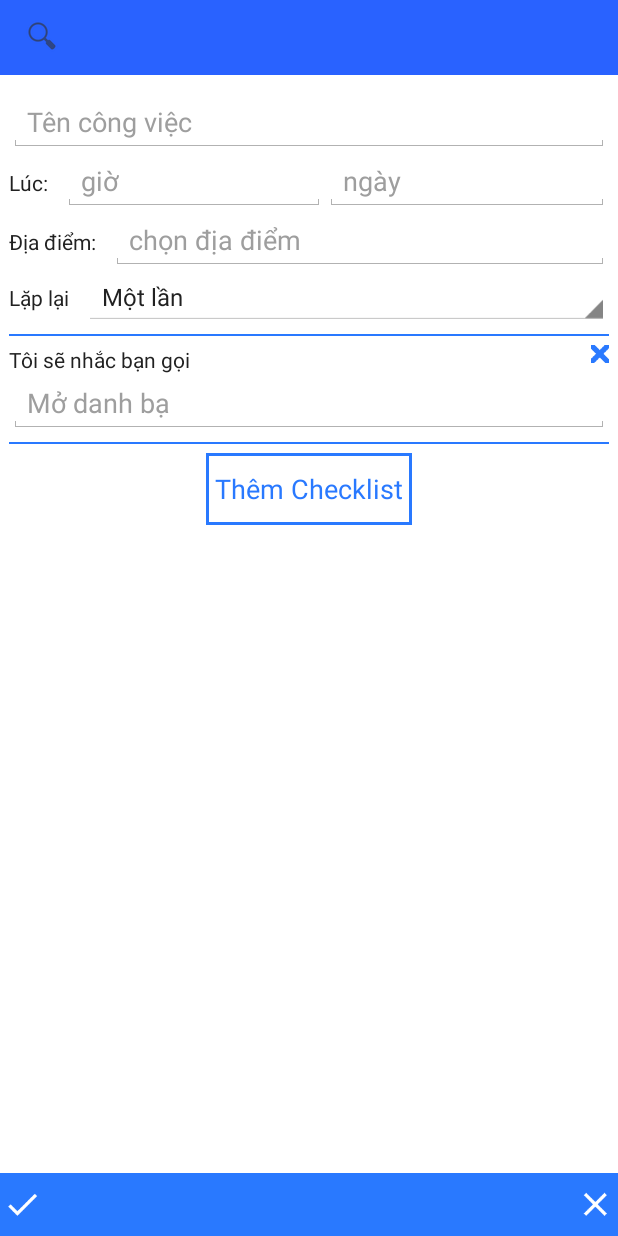
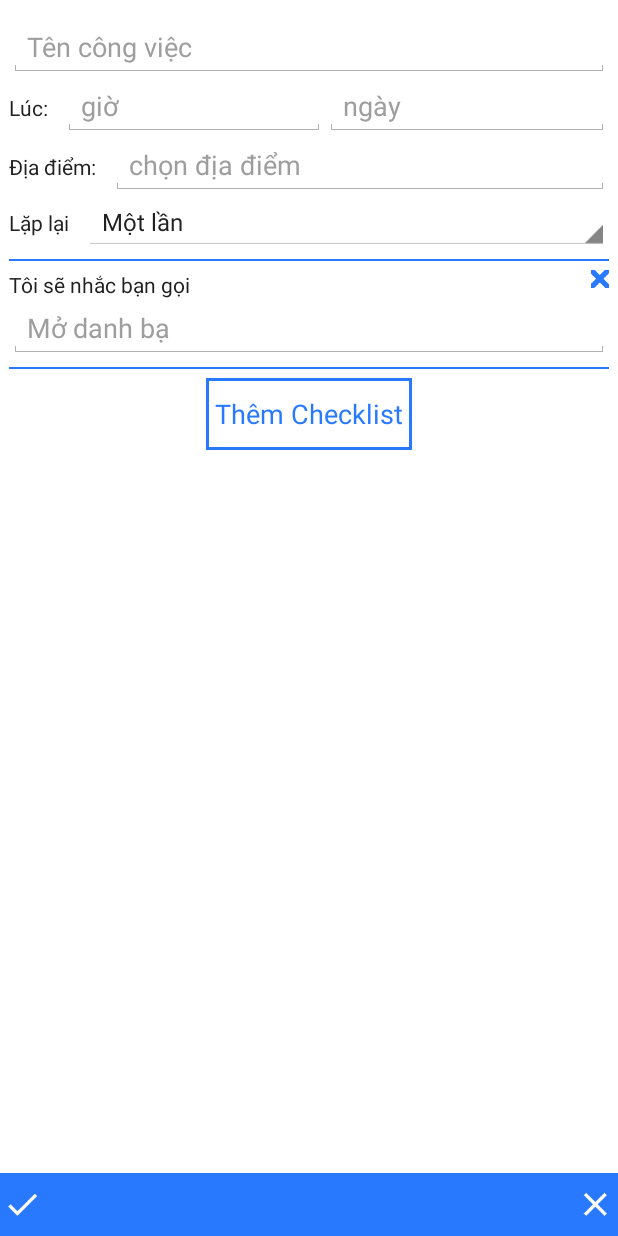
Before and after one commit to MinhNKB/ebutler-capstone-project, an Android app: the TaskDetail screen opened directly, with no data from a screen before it, on a phone screen of 412 x 824 dp. Run offline under Robolectric (Android 15) with nearby library versions, the phone set to English and light mode, and no system bars.

Commit message:
- Check the search query before add new - Remove the search bar for activity_choose_location.xml and activity_task_detail.xml

```diff
--- a/app/src/main/java/com/guardian/ebutler/ebutler/TaskList.java
+++ b/app/src/main/java/com/guardian/ebutler/ebutler/TaskList.java
@@ -146,8 +146,10 @@ public class TaskList extends Activity {
     }
 
     public void buttonRoundAdd_onClick(View view) {
-        Intent intent = new Intent(this, TaskDetail.class);
-        startActivity(intent);
+        if (this.priSearchView.getQuery().toString() != null && !this.priSearchView.getQuery().toString().equals("")) {
+            Intent intent = new Intent(this, TaskDetail.class);
+            startActivity(intent);
+        }
     }
 
     public void buttonAdd_onClick(View view) {
--- a/app/src/main/res/layout/activity_task_detail.xml
+++ b/app/src/main/res/layout/activity_task_detail.xml
@@ -10,18 +10,6 @@
     tools:context="com.guardian.ebutler.ebutler.TaskDetail"
     android:orientation="vertical"
     android:id="@+id/task_detail_layout">
-
-    <RelativeLayout
-        android:layout_width="match_parent"
-        android:layout_height="50dp"
-        android:background="@color/colorPrimaryDark"
-        android:id="@+id/task_detail_searchBar">
-        <SearchView
-            android:layout_width="match_parent"
-            android:layout_height="wrap_content"
-            android:queryHint="@string/search_bar_queryHint"
-            />
-    </RelativeLayout>
 
     <ScrollView
         android:layout_width="wrap_content"
```
Also changed, not shown: app/src/main/java/com/guardian/ebutler/ebutler/CategoryList.java (+4 -3 lines), app/src/main/java/com/guardian/ebutler/ebutler/Dashboard.java (+6 -4 lines), app/src/main/res/layout/activity_choose_location.xml (+0 -11 lines).
